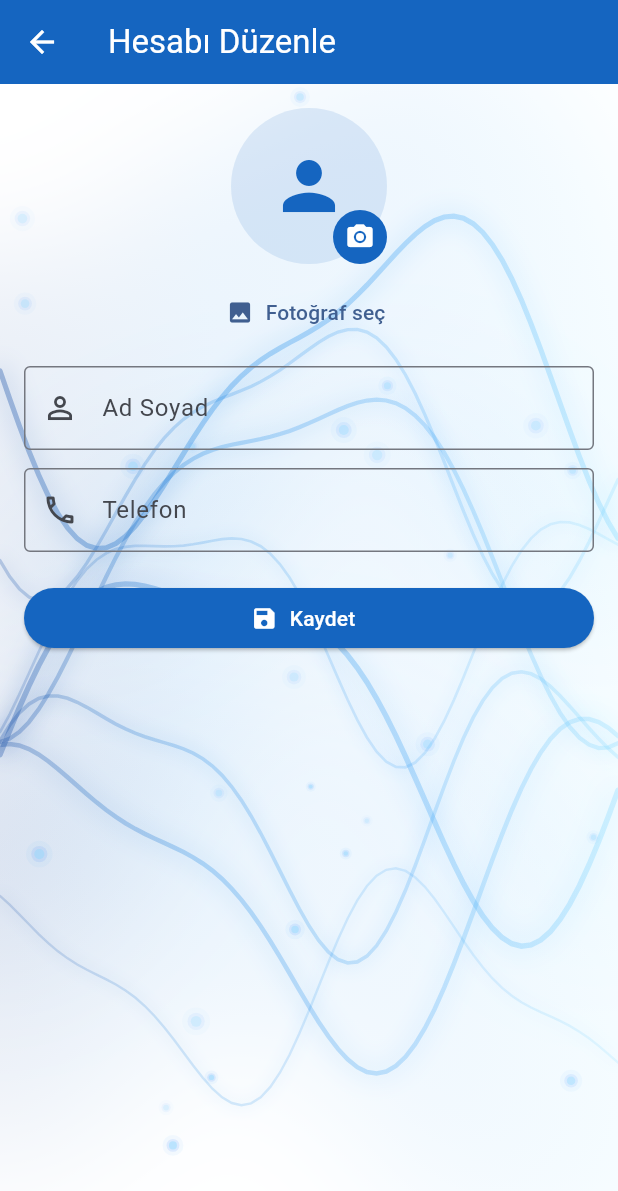
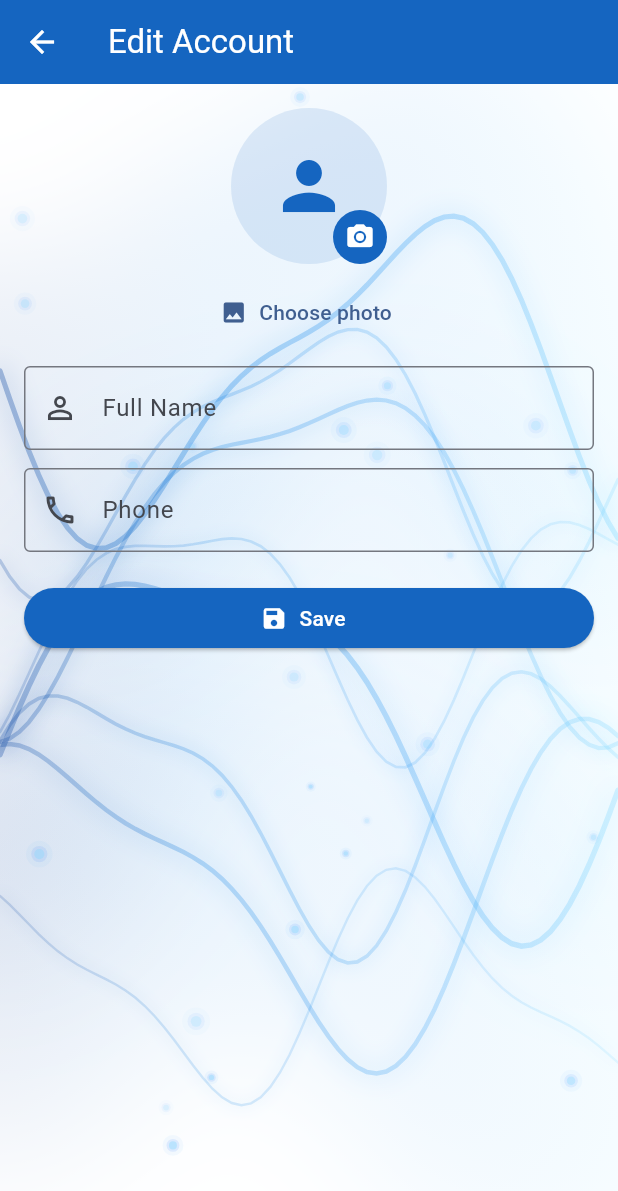
Before and after one commit to mefepalta/spor_okulu, a Flutter app: the EditAccountScreen screen opened directly with empty values, on a phone screen of 412 x 824 dp. Shown: the top 1191 px of the screen. Run offline on Flutter 3.47's test engine with Material 3 defaults, Android fonts, the phone set to English and light mode, and no system bars; our stand-ins replace cloud_firestore, firebase_auth, firebase_core, fl_chart, image_picker, shared_preferences; accounts and stored records are empty.

Commit message:
i18n Faz 2: hesap duzenleme ekrani cevrildi
edit_account_screen AppLocalizations'a tasindi; fotograf sec/kaldir,
ad/telefon alanlari ve kaydetme mesajlari 5 dile eklendi.

Co-Authored-By: Claude Opus 4.8 <noreply@anthropic.com>

```diff
--- a/lib/l10n/app_en.arb
+++ b/lib/l10n/app_en.arb
@@ -377,5 +377,14 @@
   "studentLinked": "Student: {name}",
   "addStudentAccountTitle": "Add Student Account",
   "addStudentAccountHint": "Enter the student's email address registered in the app. The student must register first.",
-  "accountLabelStudent": "Student account"
+  "accountLabelStudent": "Student account",
+
+  "photoPickError": "Couldn't pick photo: {error}",
+  "profileUpdated": "Profile updated.",
+  "profileSaveError": "Couldn't save: {error}",
+  "pickPhoto": "Choose photo",
+  "removePhoto": "Remove photo",
+  "nameTooLong": "Name is too long.",
+  "phoneTooLong": "Phone number is too long.",
+  "commonSaving": "Saving..."
 }
--- a/lib/l10n/app_fr.arb
+++ b/lib/l10n/app_fr.arb
@@ -377,5 +377,14 @@
   "studentLinked": "Élève : {name}",
   "addStudentAccountTitle": "Ajouter un compte élève",
   "addStudentAccountHint": "Saisissez l'adresse e-mail de l'élève enregistrée dans l'application. L'élève doit d'abord s'inscrire.",
-  "accountLabelStudent": "Compte élève"
+  "accountLabelStudent": "Compte élève",
+
+  "photoPickError": "Impossible de choisir la photo : {error}",
+  "profileUpdated": "Profil mis à jour.",
+  "profileSaveError": "Impossible d'enregistrer : {error}",
+  "pickPhoto": "Choisir une photo",
+  "removePhoto": "Supprimer la photo",
+  "nameTooLong": "Le nom est trop long.",
+  "phoneTooLong": "Le numéro de téléphone est trop long.",
+  "commonSaving": "Enregistrement..."
 }
--- a/lib/l10n/app_localizations.dart
+++ b/lib/l10n/app_localizations.dart
@@ -2203,6 +2203,54 @@ abstract class AppLocalizations {
   /// In tr, this message translates to:
   /// **'Öğrenci hesabı'**
   String get accountLabelStudent;
+
+  /// No description provided for @photoPickError.
+  ///
+  /// In tr, this message translates to:
+  /// **'Fotoğraf seçilemedi: {error}'**
+  String photoPickError(Object error);
+
+  /// No description provided for @profileUpdated.
+  ///
+  /// In tr, this message translates to:
+  /// **'Profil güncellendi.'**
+  String get profileUpdated;
+
+  /// No description provided for @profileSaveError.
+  ///
+  /// In tr, this message translates to:
+  /// **'Kaydedilemedi: {error}'**
+  String profileSaveError(Object error);
+
+  /// No description provided for @pickPhoto.
+  ///
+  /// In tr, this message translates to:
+  /// **'Fotoğraf seç'**
+  String get pickPhoto;
+
+  /// No description provided for @removePhoto.
+  ///
+  /// In tr, this message translates to:
+  /// **'Fotoğrafı kaldır'**
+  String get removePhoto;
+
+  /// No description provided for @nameTooLong.
+  ///
+  /// In tr, this message translates to:
+  /// **'Ad çok uzun.'**
+  String get nameTooLong;
+
+  /// No description provided for @phoneTooLong.
+  ///
+  /// In tr, this message translates to:
+  /// **'Telefon çok uzun.'**
+  String get phoneTooLong;
+
+  /// No description provided for @commonSaving.
+  ///
+  /// In tr, this message translates to:
+  /// **'Kaydediliyor...'**
+  String get commonSaving;
 }
 
 class _AppLocalizationsDelegate
--- a/lib/l10n/app_localizations_en.dart
+++ b/lib/l10n/app_localizations_en.dart
@@ -1188,4 +1188,32 @@ class AppLocalizationsEn extends AppLocalizations {
 
   @override
   String get accountLabelStudent => 'Student account';
+
+  @override
+  String photoPickError(Object error) {
+    return 'Couldn\'t pick photo: $error';
+  }
+
+  @override
+  String get profileUpdated => 'Profile updated.';
+
+  @override
+  String profileSaveError(Object error) {
+    return 'Couldn\'t save: $error';
+  }
+
+  @override
+  String get pickPhoto => 'Choose photo';
+
+  @override
+  String get removePhoto => 'Remove photo';
+
+  @override
+  String get nameTooLong => 'Name is too long.';
+
+  @override
+  String get phoneTooLong => 'Phone number is too long.';
+
+  @override
+  String get commonSaving => 'Saving...';
 }
--- a/lib/screens/edit_account_screen.dart
+++ b/lib/screens/edit_account_screen.dart
@@ -3,6 +3,7 @@ import 'dart:convert';
 import 'package:flutter/material.dart';
 import 'package:image_picker/image_picker.dart';
 
+import '../l10n/app_localizations.dart';
 import '../models/app_models.dart';
 import '../services/profile_service.dart';
 import '../theme/app_colors.dart';
@@ -76,7 +77,9 @@ class _EditAccountScreenState extends State<EditAccountScreen> {
         return;
       }
       ScaffoldMessenger.of(context).showSnackBar(
-        SnackBar(content: Text('Fotoğraf seçilemedi: $error')),
+        SnackBar(
+          content: Text(AppLocalizations.of(context).photoPickError(error)),
+        ),
       );
     }
   }
@@ -88,6 +91,7 @@ class _EditAccountScreenState extends State<EditAccountScreen> {
   }
 
   Future<void> _save() async {
+    final l10n = AppLocalizations.of(context);
     if (!_formKey.currentState!.validate()) {
       return;
     }
@@ -114,7 +118,7 @@ class _EditAccountScreenState extends State<EditAccountScreen> {
       );
 
       ScaffoldMessenger.of(context).showSnackBar(
-        const SnackBar(content: Text('Profil güncellendi.')),
+        SnackBar(content: Text(l10n.profileUpdated)),
       );
 
       Navigator.pop(context, updated);
@@ -123,7 +127,7 @@ class _EditAccountScreenState extends State<EditAccountScreen> {
         return;
       }
       ScaffoldMessenger.of(context).showSnackBar(
-        SnackBar(content: Text('Kaydedilemedi: $error')),
+        SnackBar(content: Text(l10n.profileSaveError(error))),
       );
     } finally {
       if (mounted) {
@@ -136,12 +140,13 @@ class _EditAccountScreenState extends State<EditAccountScreen> {
 
   @override
   Widget build(BuildContext context) {
+    final l10n = AppLocalizations.of(context);
     final avatarImage = _photoBase64.isNotEmpty
         ? MemoryImage(base64Decode(_photoBase64))
         : null;
 
     return WaveScaffold(
-      appBar: AppBar(title: const Text('Hesabı Düzenle')),
+      appBar: AppBar(title: Text(l10n.editAccount)),
       body: ListView(
         padding: const EdgeInsets.all(16),
         children: [
@@ -188,7 +193,7 @@ class _EditAccountScreenState extends State<EditAccountScreen> {
             child: TextButton.icon(
               onPressed: _pickPhoto,
               icon: const Icon(Icons.image),
-              label: const Text('Fotoğraf seç'),
+              label: Text(l10n.pickPhoto),
             ),
           ),
           if (_photoBase64.isNotEmpty)
@@ -196,9 +201,9 @@ class _EditAccountScreenState extends State<EditAccountScreen> {
               child: TextButton.icon(
                 onPressed: _removePhoto,
                 icon: const Icon(Icons.delete_outline, color: Colors.red),
-                label: const Text(
-                  'Fotoğrafı kaldır',
-                  style: TextStyle(color: Colors.red),
+                label: Text(
+                  l10n.removePhoto,
+                  style: const TextStyle(color: Colors.red),
                 ),
               ),
             ),
@@ -210,14 +215,14 @@ class _EditAccountScreenState extends State<EditAccountScreen> {
                 TextFormField(
                   controller: _nameController,
                   textCapitalization: TextCapitalization.words,
-                  decoration: const InputDecoration(
-                    labelText: 'Ad Soyad',
-                    prefixIcon: Icon(Icons.person_outline),
-                    border: OutlineInputBorder(),
+                  decoration: InputDecoration(
+                    labelText: l10n.fieldFullName,
+                    prefixIcon: const Icon(Icons.person_outline),
+                    border: const OutlineInputBorder(),
                   ),
                   validator: (value) {
                     if (value != null && value.trim().length > 60) {
-                      return 'Ad çok uzun.';
+                      return l10n.nameTooLong;
                     }
                     return null;
                   },
@@ -226,15 +231,15 @@ class _EditAccountScreenState extends State<EditAccountScreen> {
                 TextFormField(
                   controller: _phoneController,
                   keyboardType: TextInputType.phone,
-                  decoration: const InputDecoration(
-                    labelText: 'Telefon',
+                  decoration: InputDecoration(
+                    labelText: l10n.fieldPhone,
                     hintText: '(5xx) xxx xx xx',
-                    prefixIcon: Icon(Icons.phone_outlined),
-                    border: OutlineInputBorder(),
+                    prefixIcon: const Icon(Icons.phone_outlined),
+                    border: const OutlineInputBorder(),
                   ),
                   validator: (value) {
                     if (value != null && value.trim().length > 20) {
-                      return 'Telefon çok uzun.';
+                      return l10n.phoneTooLong;
                     }
                     return null;
                   },
@@ -252,7 +257,7 @@ class _EditAccountScreenState extends State<EditAccountScreen> {
                     child: CircularProgressIndicator(strokeWidth: 2),
                   )
                 : const Icon(Icons.save),
-            label: Text(_isSaving ? 'Kaydediliyor...' : 'Kaydet'),
+            label: Text(_isSaving ? l10n.commonSaving : l10n.commonSave),
           ),
         ],
       ),
```
Also changed, not shown: lib/l10n/app_es.arb (+10 -1 lines), lib/l10n/app_localizations_es.dart (+28 -0 lines), lib/l10n/app_localizations_fr.dart (+28 -0 lines), lib/l10n/app_localizations_ru.dart (+28 -0 lines), lib/l10n/app_localizations_tr.dart (+28 -0 lines), lib/l10n/app_ru.arb (+10 -1 lines), lib/l10n/app_tr.arb (+16 -1 lines).
